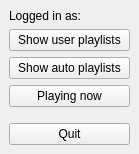
Above: gpmp/ui/main_menu.ui from odiroot/PyGPMP before the change. Below: the same form after it.
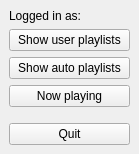
That is the form after the change.

What changed in the file:
```diff
--- a/gpmp/ui/main_menu.ui
+++ b/gpmp/ui/main_menu.ui
@@ -36,7 +36,7 @@
     <item>
      <widget class="QPushButton" name="btn_now">
       <property name="text">
-       <string>Playing now</string>
+       <string>Now playing</string>
       </property>
      </widget>
     </item>
```
